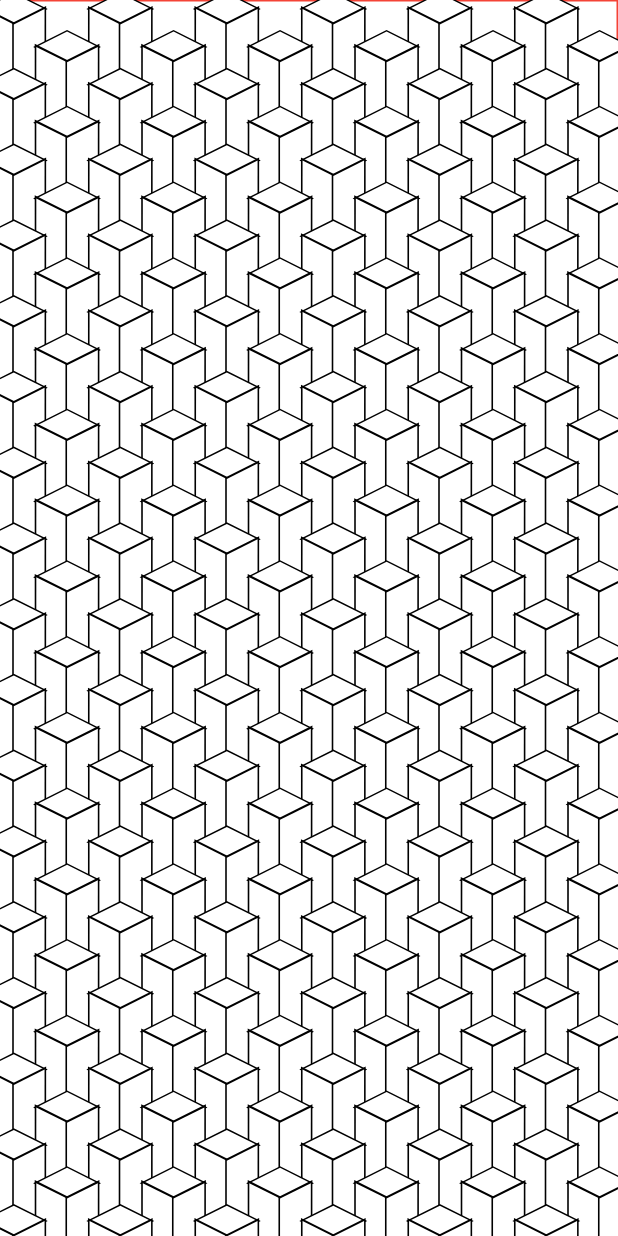
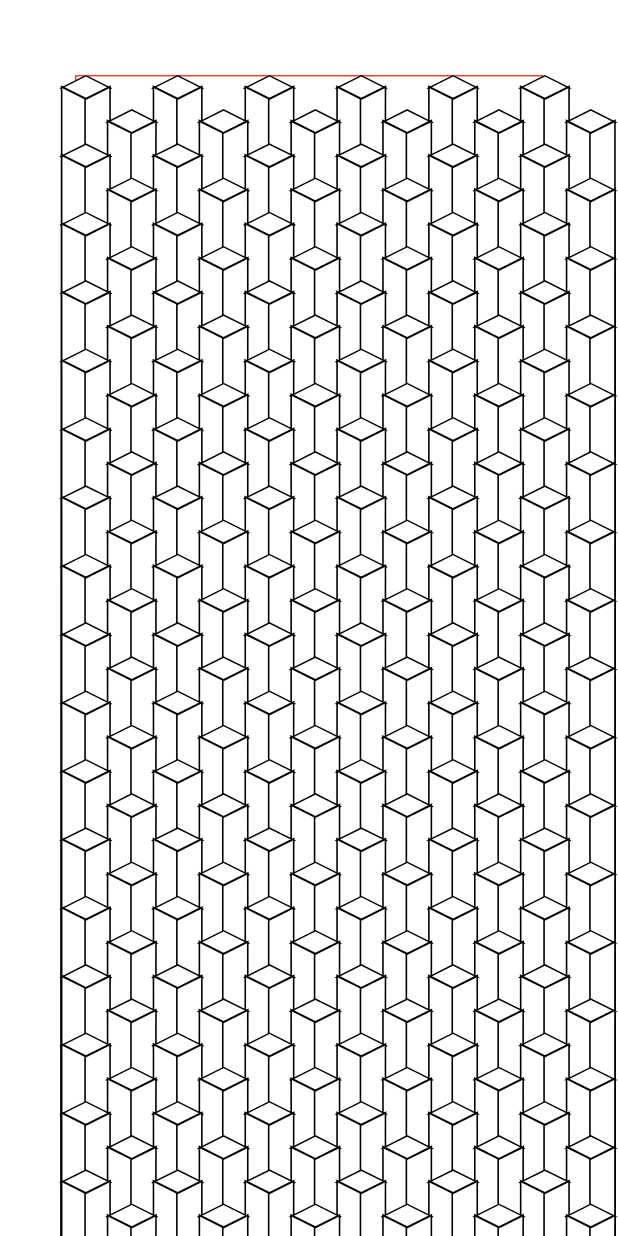
Before and after one commit to Roaa94/gen_art_canvas, a Flutter app: the screen it shows after launch, on a phone screen of 412 x 824 dp. Run offline on Flutter 3.47's test engine with Material 2 defaults, Android fonts, the phone set to English and light mode, and no system bars; our stand-ins replace firebase_core; accounts and stored records are empty.

Commit message:
refactor: extract GenArtCanvas widget

```diff
--- /dev/null
+++ b/lib/gen_art_canvas.dart
@@ -0,0 +1,197 @@
+import 'dart:math';
+
+import 'package:flutter/material.dart';
+
+class GenArtCanvas extends StatefulWidget {
+  const GenArtCanvas({
+    super.key,
+    required this.size,
+  });
+
+  final Size size;
+
+  @override
+  State<GenArtCanvas> createState() => _GenArtCanvasState();
+}
+
+class _GenArtCanvasState extends State<GenArtCanvas>
+    with SingleTickerProviderStateMixin {
+  late final AnimationController animationController;
+  static final random = Random();
+
+  void _animationControllerListener() {
+    // print("animationController.isCompleted");
+    // print(animationController.isCompleted);
+  }
+
+  @override
+  void initState() {
+    super.initState();
+    animationController = AnimationController(
+      vsync: this,
+      duration: const Duration(milliseconds: 1000),
+    );
+    // animationController.repeat(reverse: true);
+    animationController.addListener(_animationControllerListener);
+  }
+
+  @override
+  void dispose() {
+    super.dispose();
+    animationController.removeListener(_animationControllerListener);
+    animationController.dispose();
+  }
+
+  @override
+  Widget build(BuildContext context) {
+    return SizedBox(
+      width: widget.size.width,
+      height: widget.size.height,
+      child: CustomPaint(
+        painter: GenArtCanvasPainter(
+          maxRandomYOffset: widget.size.height * 0.1,
+          diagonal: widget.size.width * 0.1,
+          initialGap: 30,
+          animationController: animationController,
+          size: widget.size,
+          random: random,
+        ),
+      ),
+    );
+  }
+}
+
+
+class GenArtCanvasPainter extends CustomPainter {
+  GenArtCanvasPainter({
+    this.initialGap = 20,
+    this.isDebug = false,
+    required this.random,
+    this.diagonal = 100,
+    this.yScale = 0.5,
+    this.maxRandomYOffset = 50,
+    required this.size,
+    required AnimationController animationController,
+  }) : super(repaint: animationController) {
+    animation = CurvedAnimation(
+      parent: animationController,
+      curve: Curves.easeInOut,
+    );
+    xCount = (size.width / (diagonal + initialGap * 0.5)).ceil() - 1;
+    yCount = ((size.height * 0.6) / ((diagonal * yScale) / 2)).floor();
+    totalCount = xCount * yCount;
+
+    randomYOffsets = List.generate(
+      totalCount,
+          (index) => random.nextDoubleRange(maxRandomYOffset),
+    );
+    initialOffsets = List.generate(
+      totalCount,
+          (index) {
+        int i = index % xCount;
+        int j = index ~/ xCount;
+        final dx = (diagonal * i) +
+            (j.isOdd ? diagonal / 2 + initialGap / 2 : 0) +
+            initialGap * i;
+        final dy = (diagonal * yScale * 0.5) * j + initialGap * yScale * j;
+        return Offset(dx - (diagonal * 0.3), dy);
+      },
+    );
+
+    offsetAnimations = List.generate(
+      totalCount,
+          (index) {
+        return Tween<Offset>(
+          begin: initialOffsets[index],
+          end: initialOffsets[index] + Offset(0, randomYOffsets[index]),
+        ).animate(animation);
+      },
+    );
+  }
+
+  final double initialGap;
+  final bool isDebug;
+  final Random random;
+  final double yScale;
+  final double maxRandomYOffset;
+  late final Animation<double> animation;
+  late final List<Animation<Offset>> offsetAnimations;
+  late final List<Offset> initialOffsets;
+  late final List<double> randomYOffsets;
+  final Size size;
+
+  late final double diagonal;
+  late final int xCount;
+  late final int yCount;
+  late final int totalCount;
+
+  final strokePaint = Paint()
+    ..color = Colors.black
+    ..style = PaintingStyle.stroke
+    ..strokeWidth = 3;
+  final fillPaint = Paint()..color = Colors.white;
+
+  final skewedScaleX = 0.5 * sqrt(2);
+
+  double get newHeight => diagonal * yScale + side;
+
+  double get side => diagonal / sqrt(2);
+
+  Path get initialRect => Path()..addRect(Rect.fromLTWH(0, 0, side, side));
+
+  Path get newRect => Path()..addRect(Rect.fromLTWH(0, 0, diagonal, newHeight));
+
+  @override
+  void paint(Canvas canvas, Size size) {
+    for (final offsetAnimation in offsetAnimations) {
+      canvas.save();
+      // Move the canvas to offset of next cuboid
+      canvas.translate(offsetAnimation.value.dx, offsetAnimation.value.dy);
+      _paintCuboid(canvas);
+      canvas.restore();
+    }
+  }
+
+  _paintCuboid(Canvas canvas) {
+    // Paint top face
+    canvas.save();
+    canvas.translate(diagonal / 2, 0.0);
+    canvas.scale(1.0, yScale);
+    canvas.rotate(45 * pi / 180);
+    canvas.drawPath(initialRect, strokePaint);
+    canvas.drawPath(initialRect, fillPaint);
+    canvas.restore();
+
+    // Paint left face
+    final leftPath = Path()..addRect(Rect.fromLTWH(0, 0, side, size.height));
+    canvas.save();
+    canvas.translate(0, diagonal / 2 * yScale);
+    canvas.skew(0.0, yScale);
+    canvas.scale(skewedScaleX, 1.0);
+    canvas.drawPath(leftPath, strokePaint);
+    canvas.drawPath(leftPath, fillPaint);
+    canvas.restore();
+
+    // Paint right face
+    final rightPath = Path()..addRect(Rect.fromLTWH(0, 0, side, size.height));
+    canvas.save();
+    canvas.translate(diagonal / 2, diagonal * yScale);
+    canvas.skew(0.0, -yScale);
+    canvas.scale(skewedScaleX, 1.0);
+    canvas.drawPath(rightPath, strokePaint);
+    canvas.drawPath(rightPath, fillPaint);
+    canvas.restore();
+  }
+
+  @override
+  bool shouldRepaint(covariant CustomPainter oldDelegate) {
+    return false;
+  }
+}
+
+extension on Random {
+  double nextDoubleRange(double x) {
+    final random = Random();
+    return (2 * x * random.nextDouble()) - x;
+  }
+}
--- a/lib/home_page.dart
+++ b/lib/home_page.dart
@@ -1,191 +1,27 @@
 import 'dart:math';
 
 import 'package:flutter/material.dart';
+import 'package:gen_art_canvas/gen_art_canvas.dart';
 
-class HomePage extends StatefulWidget {
+class HomePage extends StatelessWidget {
   const HomePage({super.key});
 
   @override
-  State<HomePage> createState() => _HomePageState();
-}
+  Widget build(BuildContext context) {
+    final screenSize = MediaQuery.of(context).size;
+    const padding = 50.0;
 
-class _HomePageState extends State<HomePage>
-    with SingleTickerProviderStateMixin {
-  late final AnimationController animationController;
-  static final random = Random();
-
-  @override
-  void initState() {
-    super.initState();
-    animationController = AnimationController(
-      vsync: this,
-      duration: const Duration(milliseconds: 1000),
-    );
-    animationController.repeat(reverse: true);
-  }
-
-  @override
-  void dispose() {
-    super.dispose();
-    animationController.dispose();
-  }
-
-  @override
-  Widget build(BuildContext context) {
     return Scaffold(
       body: Container(
-        margin: const EdgeInsets.all(0),
+        margin: const EdgeInsets.all(padding),
         decoration: BoxDecoration(border: Border.all(color: Colors.red)),
-        child: SizedBox.expand(
-          child: LayoutBuilder(builder: (context, constraints) {
-            final size = constraints.biggest;
-            return CustomPaint(
-              painter: GenArtCanvasPainter(
-                maxRandomYOffset: size.height * 0.1,
-                diagonal: size.width * 0.1,
-                initialGap: 30,
-                animationController: animationController,
-                size: size,
-                random: random,
-              ),
-            );
-          }),
+        child: GenArtCanvas(
+          size: Size(
+            screenSize.width - padding * 2,
+            screenSize.height - padding * 2,
+          ),
         ),
       ),
     );
   }
 }
-
-class GenArtCanvasPainter extends CustomPainter {
-  GenArtCanvasPainter({
-    this.initialGap = 20,
-    this.isDebug = false,
-    required this.random,
-    this.diagonal = 100,
-    this.yScale = 0.5,
-    this.maxRandomYOffset = 50,
-    required this.size,
-    required AnimationController animationController,
-  }) : super(repaint: animationController) {
-    animation = CurvedAnimation(
-      parent: animationController,
-      curve: Curves.easeInOut,
-    );
-    xCount = (size.width / (diagonal + initialGap * 0.5)).ceil() - 1;
-    yCount = ((size.height * 0.6) / ((diagonal * yScale) / 2)).floor();
-    totalCount = xCount * yCount;
-
-    randomYOffsets = List.generate(
-      totalCount,
-      (index) => random.nextDoubleRange(maxRandomYOffset),
-    );
-    initialOffsets = List.generate(
-      totalCount,
-      (index) {
-        int i = index % xCount;
-        int j = index ~/ xCount;
-        final dx = (diagonal * i) +
-            (j.isOdd ? diagonal / 2 + initialGap / 2 : 0) +
-            initialGap * i;
-        final dy = (diagonal * yScale * 0.5) * j + initialGap * yScale * j;
-        return Offset(dx - (diagonal * 0.3), dy);
-      },
-    );
-
-    offsetAnimations = List.generate(
-      totalCount,
-      (index) {
-        return Tween<Offset>(
-          begin: initialOffsets[index],
-          end: initialOffsets[index] + Offset(0, randomYOffsets[index]),
-        ).animate(animation);
-      },
-    );
-  }
-
-  final double initialGap;
-  final bool isDebug;
-  final Random random;
-  final double yScale;
-  final double maxRandomYOffset;
-  late final Animation<double> animation;
-  late final List<Animation<Offset>> offsetAnimations;
-  late final List<Offset> initialOffsets;
-  late final List<double> randomYOffsets;
-  final Size size;
-
-  late final double diagonal;
-  late final int xCount;
-  late final int yCount;
-  late final int totalCount;
-
-  final strokePaint = Paint()
-    ..color = Colors.black
-    ..style = PaintingStyle.stroke
-    ..strokeWidth = 3;
-  final fillPaint = Paint()..color = Colors.white;
-
-  final skewedScaleX = 0.5 * sqrt(2);
-
-  double get newHeight => diagonal * yScale + side;
-
-  double get side => diagonal / sqrt(2);
-
-  Path get initialRect => Path()..addRect(Rect.fromLTWH(0, 0, side, side));
-
-  Path get newRect => Path()..addRect(Rect.fromLTWH(0, 0, diagonal, newHeight));
-
-  @override
-  void paint(Canvas canvas, Size size) {
-    for (final offsetAnimation in offsetAnimations) {
-      canvas.save();
-      // Move the canvas to offset of next cuboid
-      canvas.translate(offsetAnimation.value.dx, offsetAnimation.value.dy);
-      _paintCuboid(canvas);
-      canvas.restore();
-    }
-  }
-
-  _paintCuboid(Canvas canvas) {
-    // Paint top face
-    canvas.save();
-    canvas.translate(diagonal / 2, 0.0);
-    canvas.scale(1.0, yScale);
-    canvas.rotate(45 * pi / 180);
-    canvas.drawPath(initialRect, strokePaint);
-    canvas.drawPath(initialRect, fillPaint);
-    canvas.restore();
-
-    // Paint left face
-    final leftPath = Path()..addRect(Rect.fromLTWH(0, 0, side, size.height));
-    canvas.save();
-    canvas.translate(0, diagonal / 2 * yScale);
-    canvas.skew(0.0, yScale);
-    canvas.scale(skewedScaleX, 1.0);
-    canvas.drawPath(leftPath, strokePaint);
-    canvas.drawPath(leftPath, fillPaint);
-    canvas.restore();
-
-    // Paint right face
-    final rightPath = Path()..addRect(Rect.fromLTWH(0, 0, side, size.height));
-    canvas.save();
-    canvas.translate(diagonal / 2, diagonal * yScale);
-    canvas.skew(0.0, -yScale);
-    canvas.scale(skewedScaleX, 1.0);
-    canvas.drawPath(rightPath, strokePaint);
-    canvas.drawPath(rightPath, fillPaint);
-    canvas.restore();
-  }
-
-  @override
-  bool shouldRepaint(covariant CustomPainter oldDelegate) {
-    return false;
-  }
-}
-
-extension on Random {
-  double nextDoubleRange(double x) {
-    final random = Random();
-    return (2 * x * random.nextDouble()) - x;
-  }
-}
```
